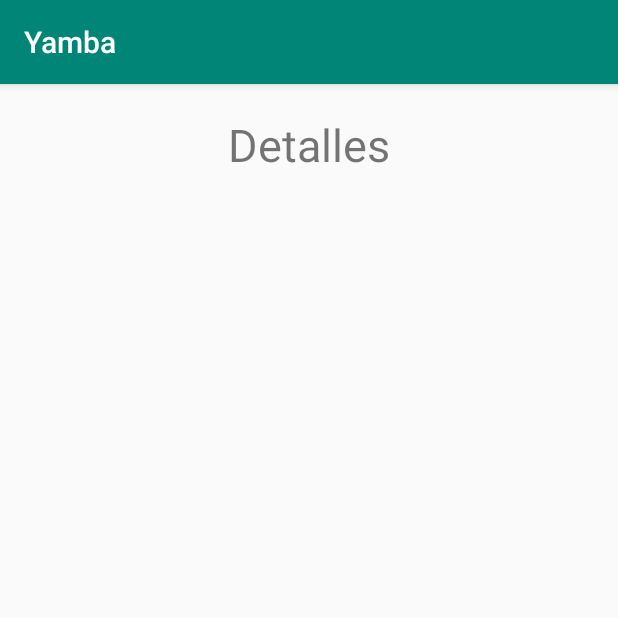
After one commit to Zarkrosh/SMOV-Practicas, an Android app: the DetailsActivity screen opened directly, with no data from a screen before it, on a phone screen of 412 x 824 dp, the top half of it. The commit adds this screen. Run offline under Robolectric (Android 15) with nearby library versions, the phone set to English and light mode, and no system bars.

Commit message:
Lista de tweets
Content Provider
Receivers

```diff
--- /dev/null
+++ b/01-Yamba/app/src/main/java/com/hergomsoft/yamba/DetailsActivity.java
@@ -0,0 +1,24 @@
+package com.hergomsoft.yamba;
+
+import androidx.appcompat.app.AppCompatActivity;
+
+import android.os.Bundle;
+
+public class DetailsActivity extends AppCompatActivity {
+
+
+    @Override
+    protected void onCreate(Bundle savedInstanceState) {
+        super.onCreate(savedInstanceState);
+
+        // ¿Ya está creada?
+        if(savedInstanceState == null) {
+            // Crea el fragment
+            DetailsFragment fragment = new DetailsFragment();
+            getSupportFragmentManager().beginTransaction()
+                    .add(android.R.id.content, fragment, fragment.getClass().getSimpleName())
+                    .commit();
+        }
+
+    }
+}
--- /dev/null
+++ b/01-Yamba/app/src/main/java/com/hergomsoft/yamba/DetailsFragment.java
@@ -0,0 +1,64 @@
+package com.hergomsoft.yamba;
+
+import android.content.SharedPreferences;
+import android.database.Cursor;
+import android.net.Uri;
+import android.os.AsyncTask;
+import android.os.Bundle;
+import android.preference.PreferenceManager;
+import android.view.LayoutInflater;
+import android.view.View;
+import android.view.ViewGroup;
+import android.widget.Toast;
+
+import androidx.fragment.app.Fragment;
+
+import com.hergomsoft.yamba.db.StatusContract;
+
+/**
+ * @author Abel Herrero Gómez (abeherr)
+ * Twitter: @Abel85985400
+ */
+public class DetailsFragment extends Fragment {
+
+    private static final String TAG = "DetailsFragment";
+
+    private final String[] projection = {
+            StatusContract.Column.USER,
+            StatusContract.Column.MESSAGE,
+            StatusContract.Column.CREATED_AT };
+
+    // Preferencias compartidas
+    private SharedPreferences prefs;
+
+    public DetailsFragment() { }
+
+    @Override
+    public View onCreateView(LayoutInflater inflater, ViewGroup container,
+                             Bundle savedInstanceState) {
+        View view = inflater.inflate(R.layout.fragment_details, container, false);
+
+        // Obtiene el ID del tweet y luego toda la información
+        String idTweet = getActivity().getIntent().getStringExtra(getResources().getString(R.string.idTweet));
+
+        String selection = "id = ?";
+        String[] args = { idTweet };
+        Uri nUri = StatusContract.CONTENT_URI.buildUpon().appendPath(idTweet).build();
+        Cursor cTweet = getActivity().getContentResolver().query(
+                nUri, null, "", null, "");
+        Toast.makeText(getContext(), "Cursor: " + cTweet, Toast.LENGTH_SHORT).show();
+
+        // TODO USAR DATOS
+
+
+        // Preferencias
+        prefs = PreferenceManager.getDefaultSharedPreferences(getActivity());
+
+        // Enlaza views
+
+
+        // Devuelve la vista personalizada
+        return view;
+    }
+
+}
--- a/01-Yamba/app/src/main/java/com/hergomsoft/yamba/StatusFragment.java
+++ b/01-Yamba/app/src/main/java/com/hergomsoft/yamba/StatusFragment.java
@@ -21,7 +21,6 @@ import android.view.ViewGroup;
 import android.widget.Button;
 import android.widget.EditText;
 import android.widget.TextView;
-import android.widget.Toast;
 
 import com.google.android.material.snackbar.Snackbar;
 
--- /dev/null
+++ b/01-Yamba/app/src/main/res/layout/fragment_details.xml
@@ -0,0 +1,18 @@
+<?xml version="1.0" encoding="utf-8"?>
+<LinearLayout xmlns:android="http://schemas.android.com/apk/res/android"
+    xmlns:tools="http://schemas.android.com/tools"
+    android:id="@+id/layoutDetails"
+    android:layout_width="match_parent"
+    android:layout_height="match_parent"
+    android:orientation="vertical"
+    tools:context=".DetailsActivity">
+
+    <TextView
+        android:layout_width="fill_parent"
+        android:layout_height="wrap_content"
+        android:layout_marginTop="20dp"
+        android:gravity="center"
+        android:text="Detalles"
+        android:textSize="30sp" />
+
+</LinearLayout>
--- a/01-Yamba/app/src/main/res/values/strings.xml
+++ b/01-Yamba/app/src/main/res/values/strings.xml
@@ -14,6 +14,9 @@
     <string name="resultado_recurso_no_encontrado">No se ha encontrado el recurso requerido</string>
     <string name="resultado_desconocido">Error al enviar el tweet. Comprueba las credenciales</string>
     <string name="resultado_sin_autenticar">Los tokens no están configurados</string>
+
+    <!-- Pantalla de detalles de tweet -->
+    <string name="idTweet">id</string>
 
     <!-- Menú -->
     <string name="extraMensaje">mensaje</string>
```
Also changed, not shown: 01-Yamba/app/src/main/AndroidManifest.xml (+29 -4 lines), 01-Yamba/app/src/main/java/com/hergomsoft/yamba/MainActivity.java (+12 -0 lines), 01-Yamba/app/src/main/java/com/hergomsoft/yamba/TimelineFragment.java (added, +95 -0 lines), 01-Yamba/app/src/main/java/com/hergomsoft/yamba/db/StatusContract.java (+8 -0 lines), 01-Yamba/app/src/main/java/com/hergomsoft/yamba/providers/StatusProvider.java (added, +182 -0 lines), 01-Yamba/app/src/main/java/com/hergomsoft/yamba/receivers/BootReceiver.java (added, +23 -0 lines), 01-Yamba/app/src/main/java/com/hergomsoft/yamba/receivers/NetworkReceiver.java (added, +25 -0 lines), 01-Yamba/app/src/main/java/com/hergomsoft/yamba/receivers/NotificationReceiver.java (added, +22 -0 lines), 01-Yamba/app/src/main/java/com/hergomsoft/yamba/services/RefreshService.java (+19 -19 lines), 01-Yamba/app/src/main/res/layout/activity_main.xml (+9 -3 lines), 01-Yamba/app/src/main/res/layout/timeline_item.xml (added, +38 -0 lines).
